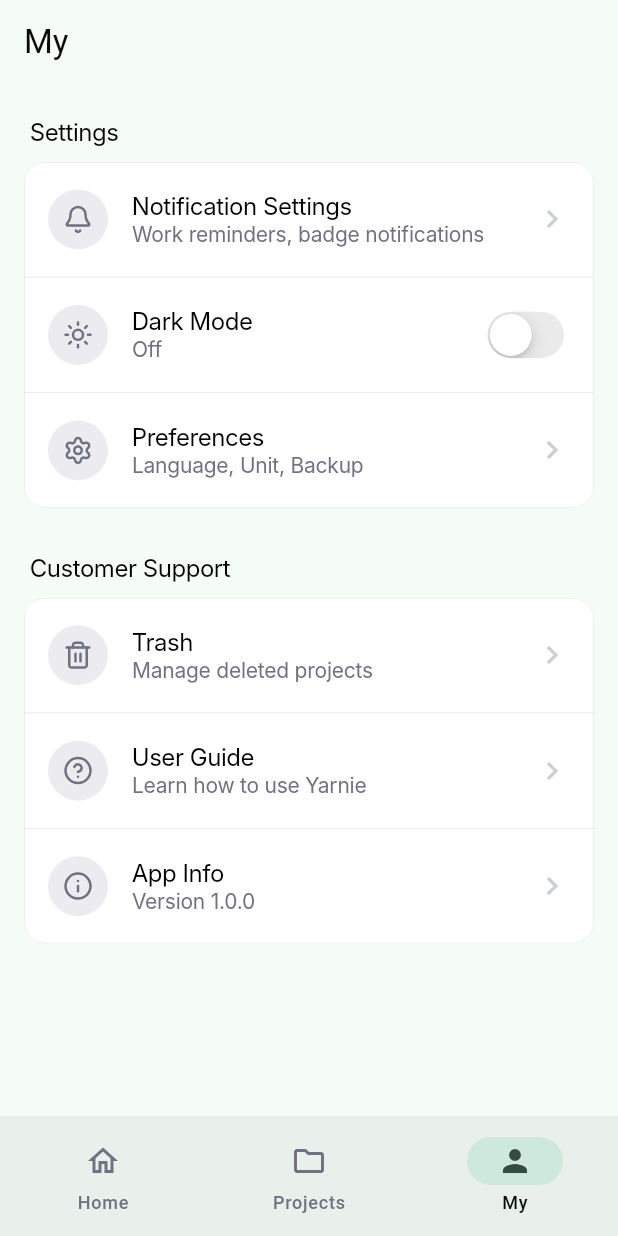
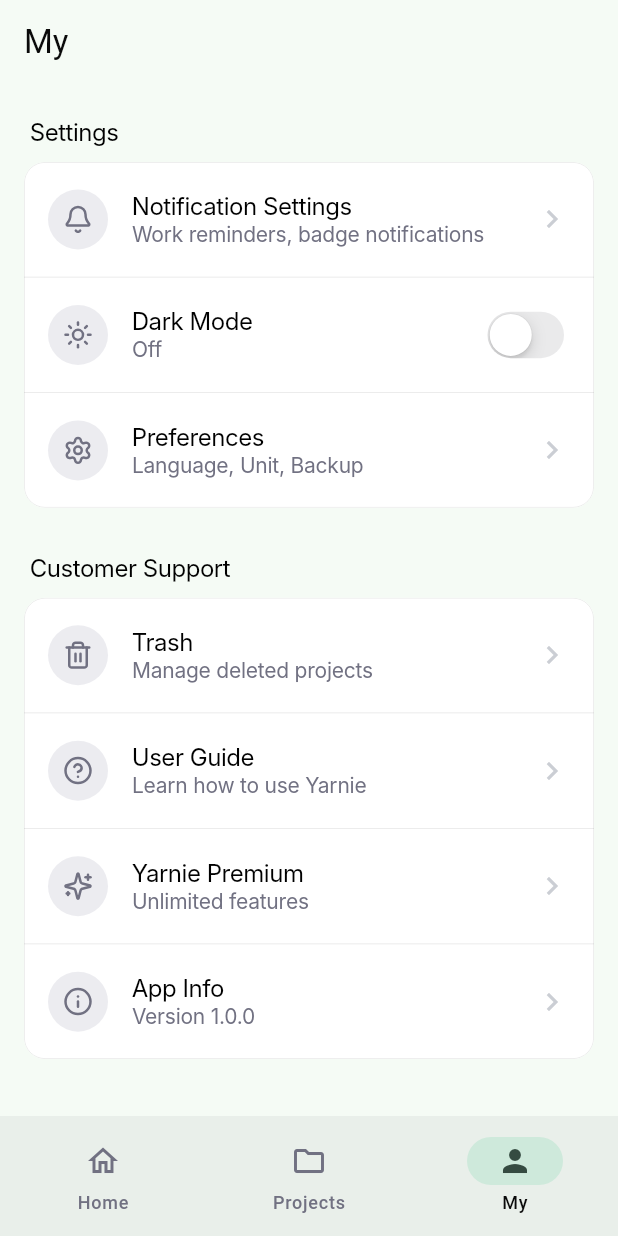
Before and after one commit to eun-day/yarnie, a Flutter app: the screen it shows after launch, item 3 of the bottom bar chosen, on a phone screen of 412 x 824 dp. Run offline on Flutter 3.47's test engine with Material 3 defaults, Android fonts, the light colour scheme and no system bars; our stand-ins replace drift, file_picker, flutter_riverpod, flutter_svg, google_mobile_ads, image_picker and 4 more; accounts and stored records are empty; generated files the repository leaves out were written again; network calls fail; Roboto replaces fonts that are missing (Inter).

Commit message:
feat: 마이 - 프리미엄 기능 메뉴 아이템 추가

```diff
--- a/lib/features/my/my_root.dart
+++ b/lib/features/my/my_root.dart
@@ -111,6 +111,16 @@ class _MyRootState extends ConsumerState<MyRoot> {
                     },
                   ),
                   SettingItem(
+                    iconPath: 'assets/icons/yarnie_premium.svg',
+                    title: AppLocalizations.of(context)!.yarniePremium,
+                    subtitle: AppLocalizations.of(context)!.yarniePremiumSub,
+                    onTap: () {
+                      ScaffoldMessenger.of(context).showSnackBar(
+                        SnackBar(content: Text(AppLocalizations.of(context)!.comingSoon)),
+                      );
+                    },
+                  ),
+                  SettingItem(
                     iconPath: 'assets/icons/app_info.svg',
                     title: AppLocalizations.of(context)!.appInfo,
                     subtitle: AppLocalizations.of(context)!.appVersion,
--- a/lib/l10n/app_en.arb
+++ b/lib/l10n/app_en.arb
@@ -441,5 +441,7 @@
   "targetLengthInch": "Target Length (inch)",
   "targetLengthHint": "e.g., 25.0",
   "targetRow": "Target Row",
-  "countByLabel": "count by {value}"
+  "countByLabel": "count by {value}",
+  "yarniePremium": "Yarnie Premium",
+  "yarniePremiumSub": "Unlimited features"
 }
--- a/lib/l10n/app_ko.arb
+++ b/lib/l10n/app_ko.arb
@@ -442,5 +442,7 @@
   "deleteForeverTitle": "완전 삭제",
   "deleteForeverConfirmMessage": "이 프로젝트를 완전히 삭제하시겠습니까?\n이 작업은 되돌릴 수 없습니다.",
   "mainCounterTitleAlt": "메인 카운터 (MainCounter)",
-  "countByLabel": "count by {value}"
+  "countByLabel": "count by {value}",
+  "yarniePremium": "Yarnie 프리미엄",
+  "yarniePremiumSub": "더 많은 기능을 무제한으로"
 }
--- a/lib/l10n/app_localizations.dart
+++ b/lib/l10n/app_localizations.dart
@@ -2749,6 +2749,18 @@ abstract class AppLocalizations {
   /// In ko, this message translates to:
   /// **'count by {value}'**
   String countByLabel(Object value);
+
+  /// No description provided for @yarniePremium.
+  ///
+  /// In ko, this message translates to:
+  /// **'Yarnie 프리미엄'**
+  String get yarniePremium;
+
+  /// No description provided for @yarniePremiumSub.
+  ///
+  /// In ko, this message translates to:
+  /// **'더 많은 기능을 무제한으로'**
+  String get yarniePremiumSub;
 }
 
 class _AppLocalizationsDelegate
--- a/lib/l10n/app_localizations_en.dart
+++ b/lib/l10n/app_localizations_en.dart
@@ -1463,4 +1463,10 @@ class AppLocalizationsEn extends AppLocalizations {
   String countByLabel(Object value) {
     return 'count by $value';
   }
+
+  @override
+  String get yarniePremium => 'Yarnie Premium';
+
+  @override
+  String get yarniePremiumSub => 'Unlimited features';
 }
--- a/lib/l10n/app_localizations_ko.dart
+++ b/lib/l10n/app_localizations_ko.dart
@@ -1413,4 +1413,10 @@ class AppLocalizationsKo extends AppLocalizations {
   String countByLabel(Object value) {
     return 'count by $value';
   }
+
+  @override
+  String get yarniePremium => 'Yarnie 프리미엄';
+
+  @override
+  String get yarniePremiumSub => '더 많은 기능을 무제한으로';
 }
```
Also changed, not shown: assets/icons/yarnie_premium.svg (added), 1 other file.
